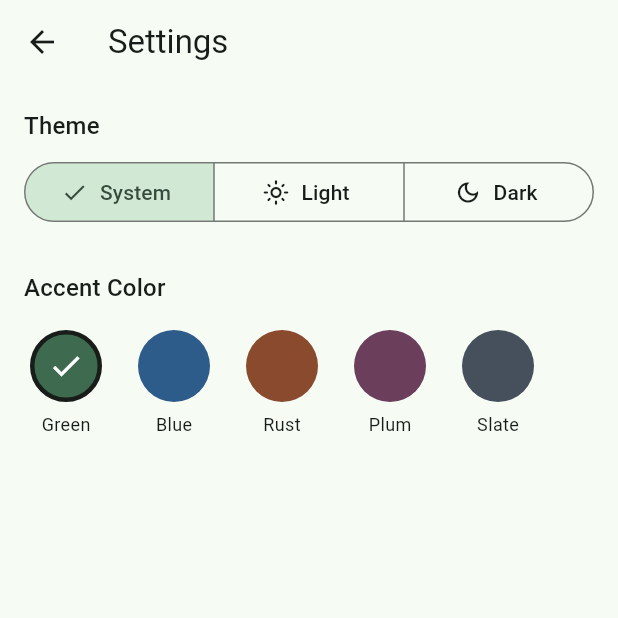
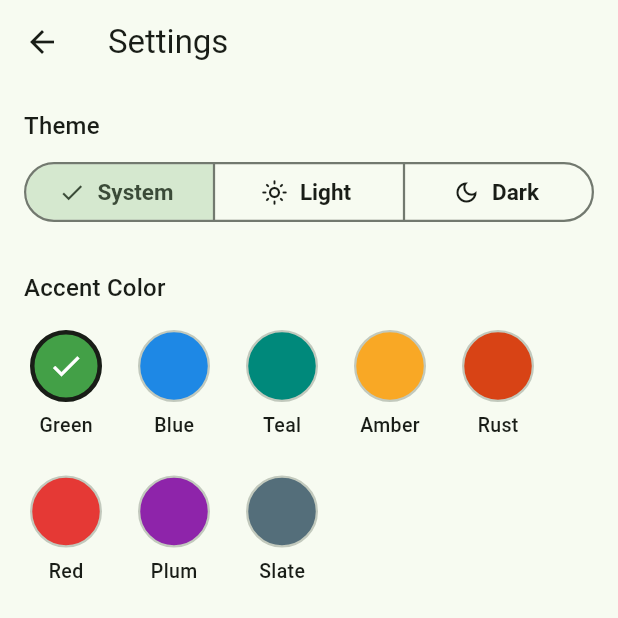
Before and after one commit to jaredkees04-png/genetics-app, a Flutter app: the screen it shows after launch, after a tap on the "settings" icon, on a phone screen of 412 x 824 dp, the top half of it. Run offline on Flutter 3.47's test engine with Material 3 defaults, Android fonts, the phone set to English and light mode, and no system bars; our stand-ins replace drift, drift_flutter, flutter_riverpod, shared_preferences; accounts and stored records are empty; generated files the repository leaves out were written again.

Commit message:
Fix text field label overlap; brighter/more accent colors; bolder theme-mode control (#9)
Reproduced the reported bug in a headless browser: the floating label
on text fields (e.g. "Name / Tag") collided with the top edge of the
filled box once it floated up on focus/entry, while dropdown fields
(e.g. "Sex") looked fine. Root cause: the symmetric 16/12 content
padding I set in the last theme pass didn't leave enough room above
the input text for the label's floated position - dropdowns have a
taller natural minimum height (for their arrow icon) that happened to
mask the same issue. Fixed with asymmetric padding (more room on top).

- Accent colors: replaced the 5 muted tones with 8 brighter, more
  saturated ones (Green, Blue, Teal, Amber, Rust, Red, Plum, Slate) -
  each swatch also now has a visible border even when unselected, and
  a slightly bigger/bolder caption
- Theme mode picker (System/Light/Dark): added a visible border and
  bigger, bolder text via a new SegmentedButtonThemeData

Verified in headless Chromium with a real font substituted for the
blocked Google Fonts CDN, so the label-overlap fix could actually be
seen and confirmed rather than assumed.


Claude-Session: https://claude.ai/code/session_01E8jGzK9zWcUUfrBYAyyt6q

Co-authored-by: Claude <noreply@anthropic.com>

```diff
--- a/lib/app/app_settings.dart
+++ b/lib/app/app_settings.dart
@@ -7,11 +7,14 @@ import 'package:shared_preferences/shared_preferences.dart';
 /// adding a new option here is the only step needed - no other theme
 /// code changes.
 enum AppColorScheme {
-  green('Green', Color(0xFF3E6B4F)),
-  blue('Blue', Color(0xFF2E5C8A)),
-  rust('Rust', Color(0xFF8A4A2E)),
-  plum('Plum', Color(0xFF6B3E5C)),
-  slate('Slate', Color(0xFF46505C));
+  green('Green', Color(0xFF43A047)),
+  blue('Blue', Color(0xFF1E88E5)),
+  teal('Teal', Color(0xFF00897B)),
+  amber('Amber', Color(0xFFF9A825)),
+  rust('Rust', Color(0xFFD84315)),
+  red('Red', Color(0xFFE53935)),
+  plum('Plum', Color(0xFF8E24AA)),
+  slate('Slate', Color(0xFF546E7A));
 
   final String label;
   final Color seedColor;
--- a/lib/app/theme.dart
+++ b/lib/app/theme.dart
@@ -60,12 +60,20 @@ ThemeData _buildTheme(ColorScheme colorScheme) {
         borderRadius: BorderRadius.circular(12),
         borderSide: BorderSide.none,
       ),
-      contentPadding:
-          const EdgeInsets.symmetric(horizontal: 16, vertical: 12),
+      // Extra top padding (vs. bottom) leaves room for the label to float
+      // up inside the filled box without colliding with its top edge -
+      // a plain symmetric padding was too tight for that transition.
+      contentPadding: const EdgeInsets.fromLTRB(16, 20, 16, 12),
     ),
     listTileTheme: ListTileThemeData(
       shape: RoundedRectangleBorder(borderRadius: BorderRadius.circular(12)),
     ),
     dividerTheme: DividerThemeData(color: colorScheme.outlineVariant),
+    segmentedButtonTheme: SegmentedButtonThemeData(
+      style: SegmentedButton.styleFrom(
+        textStyle: const TextStyle(fontSize: 15, fontWeight: FontWeight.w600),
+        side: BorderSide(color: colorScheme.outline, width: 1.5),
+      ),
+    ),
   );
 }
--- a/lib/features/settings/settings_screen.dart
+++ b/lib/features/settings/settings_screen.dart
@@ -91,19 +91,22 @@ class _ColorSwatch extends StatelessWidget {
               decoration: BoxDecoration(
                 color: scheme.seedColor,
                 shape: BoxShape.circle,
-                border: selected
-                    ? Border.all(
-                        color: Theme.of(context).colorScheme.onSurface,
-                        width: 3,
-                      )
-                    : null,
+                border: Border.all(
+                  color: selected
+                      ? Theme.of(context).colorScheme.onSurface
+                      : Theme.of(context).colorScheme.outlineVariant,
+                  width: selected ? 3 : 1.5,
+                ),
               ),
               child: selected
                   ? const Icon(Icons.check, color: Colors.white)
                   : null,
             ),
             const SizedBox(height: 6),
-            Text(scheme.label, style: const TextStyle(fontSize: 12)),
+            Text(
+              scheme.label,
+              style: const TextStyle(fontSize: 13, fontWeight: FontWeight.w500),
+            ),
           ],
         ),
       ),
```
